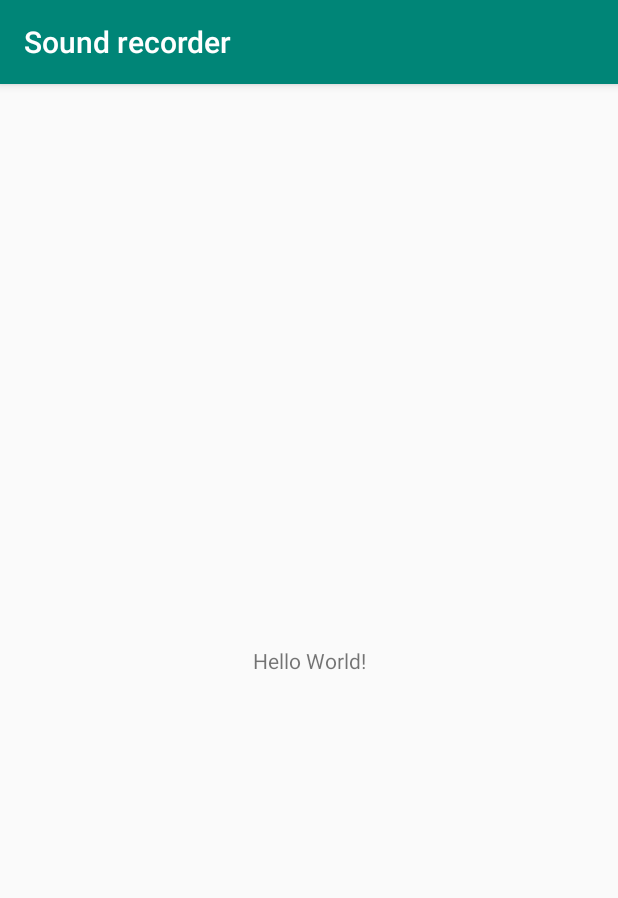
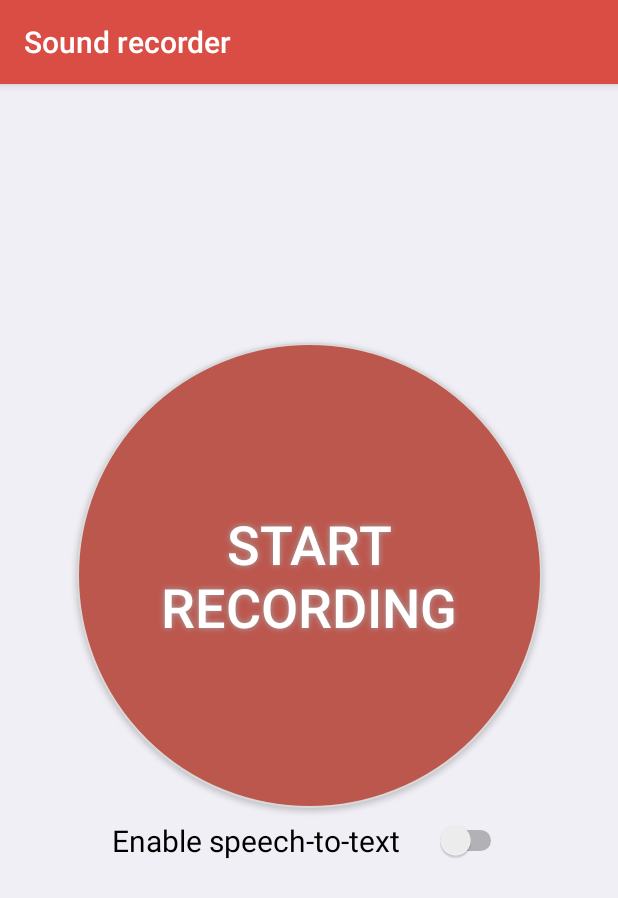
Before and after one commit to DavidPU1997/Sound_Recorder, an Android app: the screen it shows after launch (MainActivity), on a phone screen of 412 x 824 dp. Shown: the top 898 px of the screen. Run offline under Robolectric (Android 15) with nearby library versions, the phone set to English and light mode, and no system bars.

```diff
--- a/app/build.gradle
+++ b/app/build.gradle
@@ -25,4 +25,5 @@ dependencies {
     testImplementation 'junit:junit:4.12'
     androidTestImplementation 'com.android.support.test:runner:1.0.2'
     androidTestImplementation 'com.android.support.test.espresso:espresso-core:3.0.2'
+    implementation 'com.android.support:design:28.0.0'
 }
--- a/app/src/main/AndroidManifest.xml
+++ b/app/src/main/AndroidManifest.xml
@@ -9,6 +9,7 @@
         android:roundIcon="@mipmap/ic_launcher_round"
         android:supportsRtl="true"
         android:theme="@style/AppTheme">
+        <activity android:name=".PlaybackActivity"></activity>
         <activity android:name=".MainActivity">
             <intent-filter>
                 <action android:name="android.intent.action.MAIN" />
--- a/app/src/main/java/com/efeproductions/soundrecorder/MainActivity.java
+++ b/app/src/main/java/com/efeproductions/soundrecorder/MainActivity.java
@@ -1,5 +1,8 @@
 package com.efeproductions.soundrecorder;
 
+import android.graphics.Color;
+import android.graphics.drawable.ColorDrawable;
+import android.support.v7.app.ActionBar;
 import android.support.v7.app.AppCompatActivity;
 import android.os.Bundle;
 
@@ -10,6 +13,5 @@ public class MainActivity extends AppCompatActivity {
         super.onCreate(savedInstanceState);
         setContentView(R.layout.activity_main);
 
-
     }
 }
--- /dev/null
+++ b/app/src/main/res/drawable/mainbutton.xml
@@ -0,0 +1,23 @@
+<?xml version="1.0" encoding="utf-8"?>
+<shape xmlns:android="http://schemas.android.com/apk/res/android" android:shape="rectangle" >
+    <corners
+        android:radius="350dp"
+        />
+    <solid
+        android:color="@color/recordButton"
+        />
+    <padding
+        android:left="0dp"
+        android:top="0dp"
+        android:right="0dp"
+        android:bottom="0dp"
+        />
+    <size
+        android:width="290dp"
+        android:height="290dp"
+        />
+    <stroke
+        android:width="1dp"
+        android:color="@color/recordButtonStroke"
+        />
+</shape>
--- a/app/src/main/res/layout/activity_main.xml
+++ b/app/src/main/res/layout/activity_main.xml
@@ -4,15 +4,61 @@
     xmlns:tools="http://schemas.android.com/tools"
     android:layout_width="match_parent"
     android:layout_height="match_parent"
-    tools:context=".MainActivity">
+    tools:context=".MainActivity"
+    android:background="@color/backgroundColor"
+    >
 
-    <TextView
-        android:layout_width="wrap_content"
+    <Button
+        android:id="@+id/bRecord"
+
+        android:layout_width="310dp"
+        android:layout_height="310dp"
+        android:layout_marginStart="8dp"
+
+        android:layout_marginLeft="8dp"
+        android:layout_marginEnd="8dp"
+        android:layout_marginRight="8dp"
+        android:layout_marginBottom="8dp"
+        android:background="@drawable/mainbutton"
+        android:shadowColor="#A8A8A8"
+        android:shadowDx="0"
+        android:shadowDy="0"
+        android:shadowRadius="5"
+        android:text="@string/start_recording"
+        android:textColor="#FFFFFF"
+        android:textSize="36sp"
+        app:layout_constraintBottom_toTopOf="@+id/switch_enable_stt"
+        app:layout_constraintEnd_toEndOf="parent"
+        app:layout_constraintStart_toStartOf="parent" />
+
+    <Switch
+        android:id="@+id/switch_enable_stt"
+        android:layout_width="263dp"
         android:layout_height="wrap_content"
-        android:text="Hello World!"
+        android:layout_marginStart="8dp"
+        android:layout_marginLeft="8dp"
+        android:layout_marginEnd="8dp"
+        android:layout_marginRight="8dp"
+        android:layout_marginBottom="8dp"
+        android:checked="false"
+        android:text="@string/enable_speech_to_text"
+        android:textSize="20sp"
+        app:layout_constraintBottom_toTopOf="@+id/home_list_view"
+        app:layout_constraintEnd_toEndOf="parent"
+        app:layout_constraintStart_toStartOf="parent"
+        tools:checked="false" />
+
+    <ListView
+        android:id="@+id/home_list_view"
+        android:layout_width="395dp"
+        android:layout_height="234dp"
+        android:layout_marginStart="8dp"
+        android:layout_marginLeft="8dp"
+        android:layout_marginEnd="8dp"
+        android:layout_marginRight="8dp"
+        android:layout_marginBottom="8dp"
         app:layout_constraintBottom_toBottomOf="parent"
-        app:layout_constraintLeft_toLeftOf="parent"
-        app:layout_constraintRight_toRightOf="parent"
-        app:layout_constraintTop_toTopOf="parent" />
+        app:layout_constraintEnd_toEndOf="parent"
+        app:layout_constraintStart_toStartOf="parent" />
 
 </android.support.constraint.ConstraintLayout>
--- a/app/src/main/res/values/colors.xml
+++ b/app/src/main/res/values/colors.xml
@@ -1,6 +1,10 @@
 <?xml version="1.0" encoding="utf-8"?>
 <resources>
-    <color name="colorPrimary">#008577</color>
-    <color name="colorPrimaryDark">#00574B</color>
+    <color name="colorPrimary">#D94D44</color>
+    <color name="colorPrimaryDark">#D94D44</color>
     <color name="colorAccent">#D81B60</color>
+    <color name="backgroundColor">#f0eff5</color>
+    <color name="textColor">#FFFFFF</color>
+    <color name="recordButton">#bc574e</color>
+    <color name="recordButtonStroke">#d9d9d9</color>
 </resources>
--- a/app/src/main/res/values/strings.xml
+++ b/app/src/main/res/values/strings.xml
@@ -1,3 +1,7 @@
 <resources>
     <string name="app_name">Sound recorder</string>
+    <string name="start_recording">Start recording</string>
+    <string name="enable_speech_to_text">Enable speech-to-text</string>
+    <string name="recording">Recording</string>
+    <string name="home">Home</string>
 </resources>
--- a/app/src/main/res/values/styles.xml
+++ b/app/src/main/res/values/styles.xml
@@ -1,11 +1,14 @@
 <resources>
 
     <!-- Base application theme. -->
-    <style name="AppTheme" parent="Theme.AppCompat.Light.DarkActionBar">
+    <style name="AppTheme" parent="Base.Theme.AppCompat.Light.DarkActionBar">
         <!-- Customize your theme here. -->
         <item name="colorPrimary">@color/colorPrimary</item>
         <item name="colorPrimaryDark">@color/colorPrimaryDark</item>
         <item name="colorAccent">@color/colorAccent</item>
+
     </style>
 
+
+
 </resources>
```
Also changed, not shown: app/src/main/java/com/efeproductions/soundrecorder/PlaybackActivity.java (added, +20 -0 lines), app/src/main/res/layout/activity_playback.xml (added, +32 -0 lines).
